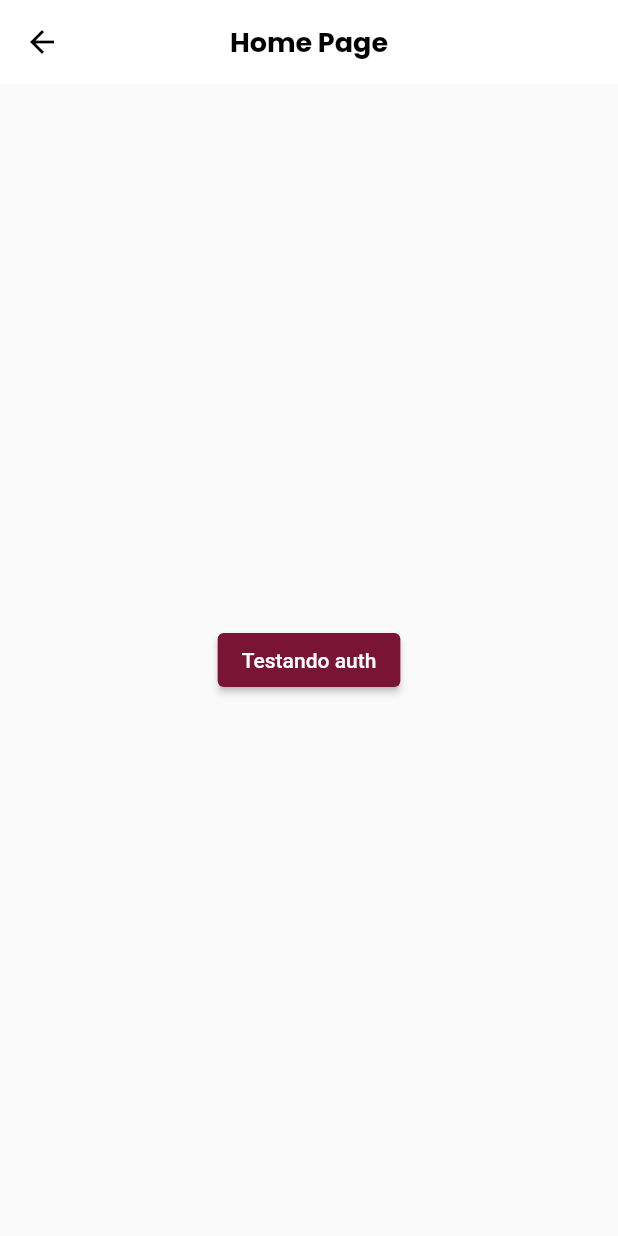
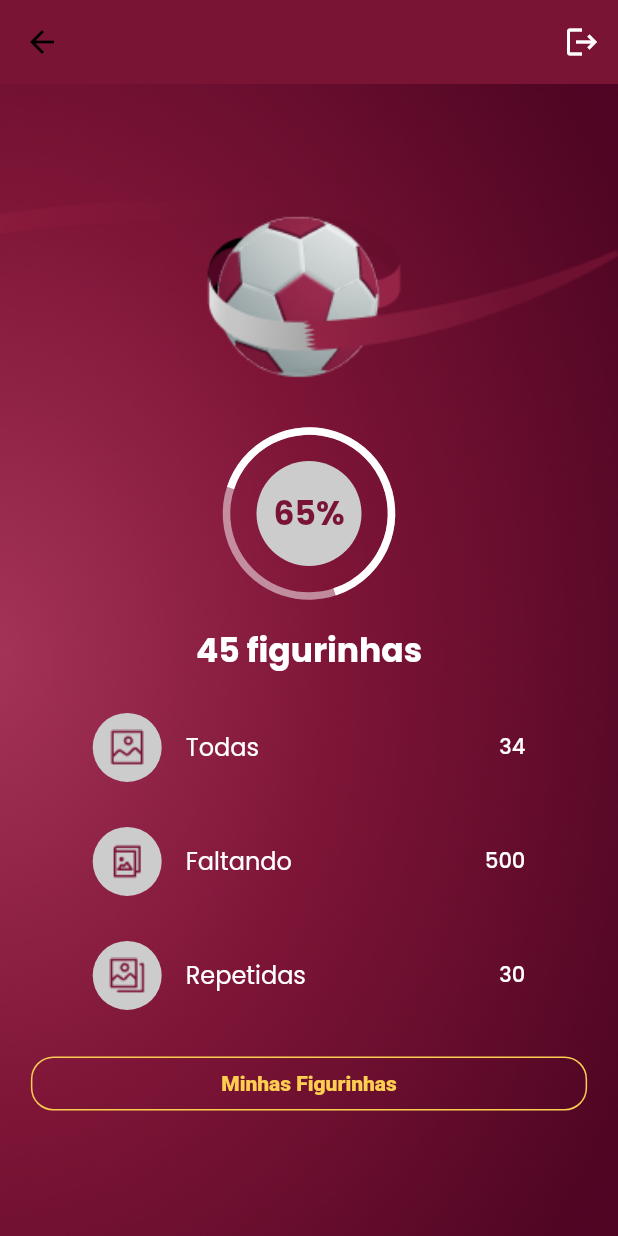
Before and after one commit to kleyson13/fwc_album_app, a Flutter app: the HomePage screen opened by its route, on a phone screen of 412 x 824 dp. Run offline on Flutter 3.47's test engine with Material 2 defaults, Android fonts, the phone set to English and light mode, and no system bars; our stand-ins replace dio, loading_animation_widget, shared_preferences, top_snackbar_flutter; missing offline and left inert: flutter_getit, validatorless; accounts and stored records are empty; Roboto replaces fonts that are missing (MPlus1P).

Commit message:
Construindo tela Home

```diff
--- a/lib/app/core/ui/styles/text_styles.dart
+++ b/lib/app/core/ui/styles/text_styles.dart
@@ -57,9 +57,14 @@ class TextStyles {
         color: Colors.white,
       );
 
-  get titleBlack => textPrimaryFontBold.copyWith(
+  TextStyle get titleBlack => textPrimaryFontBold.copyWith(
         fontSize: 22,
         color: Colors.black,
+      );
+
+  TextStyle get titlePrimaryColor => textPrimaryFontBold.copyWith(
+        color: ColorsApp.i.primary,
+        fontSize: 22,
       );
 }
 
--- a/lib/app/pages/home/home_page.dart
+++ b/lib/app/pages/home/home_page.dart
@@ -1,7 +1,11 @@
 import 'package:flutter/material.dart';
 import 'package:flutter_getit/flutter_getit.dart';
-import 'package:shared_preferences/shared_preferences.dart';
-
+import 'package:fwc_album_app/app/core/ui/styles/button_styles.dart';
+import 'package:fwc_album_app/app/core/ui/styles/colors_app.dart';
+import 'package:fwc_album_app/app/core/ui/styles/text_styles.dart';
+import 'package:fwc_album_app/app/core/ui/widgets/button.dart';
+import 'package:fwc_album_app/app/pages/home/widgets/status_tile.dart';
+import 'package:fwc_album_app/app/pages/home/widgets/sticker_percent_widget.dart';
 import '../../core/rest/custom_dio.dart';
 
 class HomePage extends StatelessWidget {
@@ -10,16 +14,97 @@ class HomePage extends StatelessWidget {
   @override
   Widget build(BuildContext context) {
     return Scaffold(
+      backgroundColor: context.colors.primary,
       appBar: AppBar(
-        title: const Text('Home Page'),
+        elevation: 0,
+        backgroundColor: context.colors.primary,
+        actions: [
+          IconButton(
+            onPressed: () {},
+            icon: const Icon(Icons.logout),
+            color: Colors.white,
+          ),
+        ],
       ),
-      body: Center(
-          child: ElevatedButton(
-        onPressed: () async {
-          context.get<CustomDio>().auth().get('/api/me');
-        },
-        child: Text('Testando auth'),
-      )),
+      body: Container(
+          decoration: const BoxDecoration(
+            image: DecorationImage(
+              image: AssetImage('assets/images/background.png'),
+              fit: BoxFit.cover,
+            ),
+          ),
+          child: LayoutBuilder(
+            builder: (_, constrains) {
+              return ConstrainedBox(
+                constraints: BoxConstraints(minHeight: constrains.maxHeight),
+                child: Center(
+                  child: SingleChildScrollView(
+                    child: Column(
+                      children: [
+                        Container(
+                          padding: const EdgeInsets.only(bottom: 35),
+                          width: MediaQuery.of(context).size.width,
+                          child: Image.asset(
+                            'assets/images/bola.png',
+                            fit: BoxFit.cover,
+                          ),
+                        ),
+                        const StickerPercentWidget(
+                          percent: 65,
+                        ),
+                        const SizedBox(
+                          height: 20,
+                        ),
+                        Text(
+                          '45 figurinhas',
+                          style: context.textStyles.titleWhite,
+                        ),
+                        const SizedBox(
+                          height: 20,
+                        ),
+                        StatusTile(
+                          icon: Image.asset('assets/images/all_icon.png'),
+                          label: 'Todas',
+                          value: 34,
+                        ),
+                        const SizedBox(
+                          height: 20,
+                        ),
+                        StatusTile(
+                          icon: Image.asset('assets/images/missing_icon.png'),
+                          label: 'Faltando',
+                          value: 500,
+                        ),
+                        const SizedBox(
+                          height: 20,
+                        ),
+                        StatusTile(
+                          icon: Image.asset('assets/images/repeated_icon.png'),
+                          label: 'Repetidas',
+                          value: 30,
+                        ),
+                        const SizedBox(
+                          height: 20,
+                        ),
+                        Button(
+                          onPressed: () {},
+                          width: MediaQuery.of(context).size.width * .9,
+                          outline: true,
+                          style: context.buttonStyles.yellowOutlineButton,
+                          labelStyle: context
+                              .textStyles.textSecondaryFontExtraBold
+                              .copyWith(
+                            color: context.colors.yellow,
+                          ),
+                          label: 'Minhas Figurinhas',
+                        ),
+                      ],
+                    ),
+                  ),
+                ),
+              );
+            },
+          )),
     );
   }
 }
--- /dev/null
+++ b/lib/app/pages/home/widgets/status_tile.dart
@@ -0,0 +1,46 @@
+// ignore_for_file: public_member_api_docs, sort_constructors_first
+import 'package:flutter/material.dart';
+
+import 'package:fwc_album_app/app/core/ui/styles/colors_app.dart';
+import 'package:fwc_album_app/app/core/ui/styles/text_styles.dart';
+
+class StatusTile extends StatelessWidget {
+  final Image icon;
+  final String label;
+  final int value;
+
+  const StatusTile({
+    Key? key,
+    required this.icon,
+    required this.label,
+    required this.value,
+  }) : super(key: key);
+
+  @override
+  Widget build(BuildContext context) {
+    return SizedBox(
+      width: MediaQuery.of(context).size.width * .7,
+      child: ListTile(
+        leading: SizedBox(
+          width: 46,
+          child: CircleAvatar(
+            radius: 46,
+            backgroundColor: context.colors.grey,
+            child: icon,
+          ),
+        ),
+        contentPadding: EdgeInsets.zero,
+        title: Text(
+          label,
+          style: context.textStyles.textPrimaryFontRegular
+              .copyWith(color: Colors.white),
+        ),
+        trailing: Text(
+          '$value',
+          style: context.textStyles.textPrimaryFontMedium
+              .copyWith(color: Colors.white),
+        ),
+      ),
+    );
+  }
+}
--- /dev/null
+++ b/lib/app/pages/home/widgets/sticker_percent_widget.dart
@@ -0,0 +1,47 @@
+import 'dart:math';
+
+import 'package:flutter/material.dart';
+import 'package:fwc_album_app/app/core/ui/styles/colors_app.dart';
+import 'package:fwc_album_app/app/core/ui/styles/text_styles.dart';
+
+class StickerPercentWidget extends StatelessWidget {
+  final int percent;
+
+  const StickerPercentWidget({super.key, required this.percent});
+
+  @override
+  Widget build(BuildContext context) {
+    return Stack(
+      alignment: Alignment.center,
+      children: [
+        Container(
+          width: 70,
+          height: 70,
+          decoration: BoxDecoration(
+            color: context.colors.grey,
+            shape: BoxShape.circle,
+          ),
+          child: Center(
+            child: Text(
+              '$percent%',
+              style: context.textStyles.titlePrimaryColor,
+            ),
+          ),
+        ),
+        SizedBox(
+          width: 110,
+          height: 110,
+          child: Transform.rotate(
+            angle: -pi / 2.5,
+            child: CircularProgressIndicator(
+              value: percent / 100,
+              color: Colors.white,
+              strokeWidth: 5,
+              backgroundColor: Colors.white.withOpacity(0.5),
+            ),
+          ),
+        )
+      ],
+    );
+  }
+}
```
